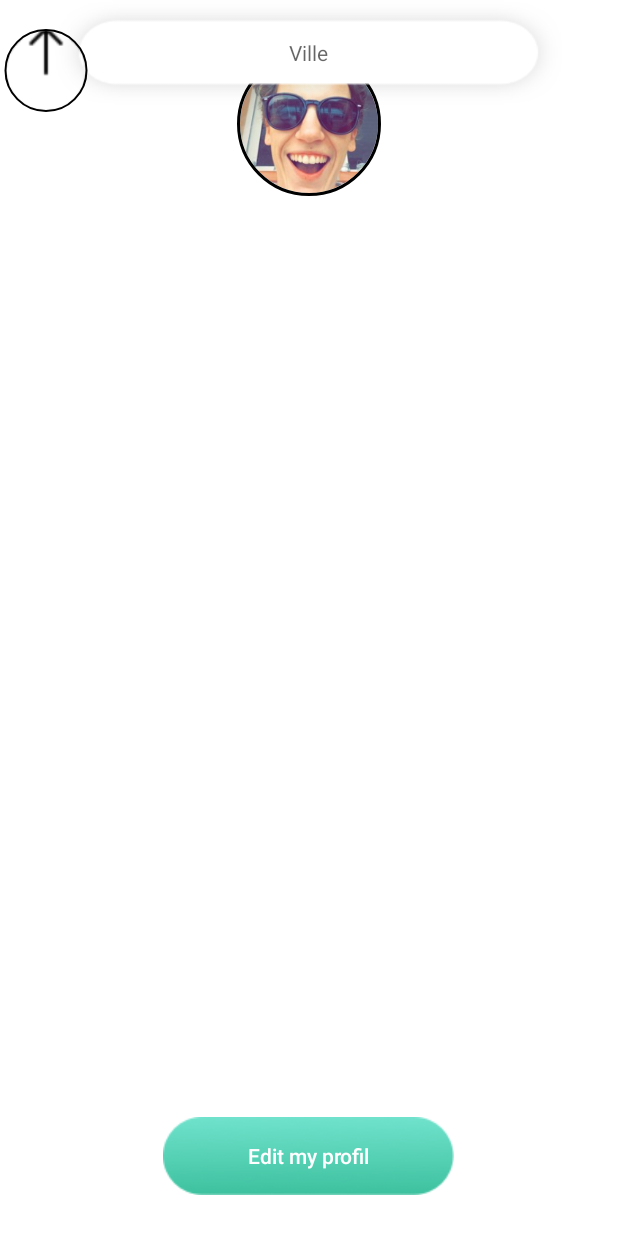
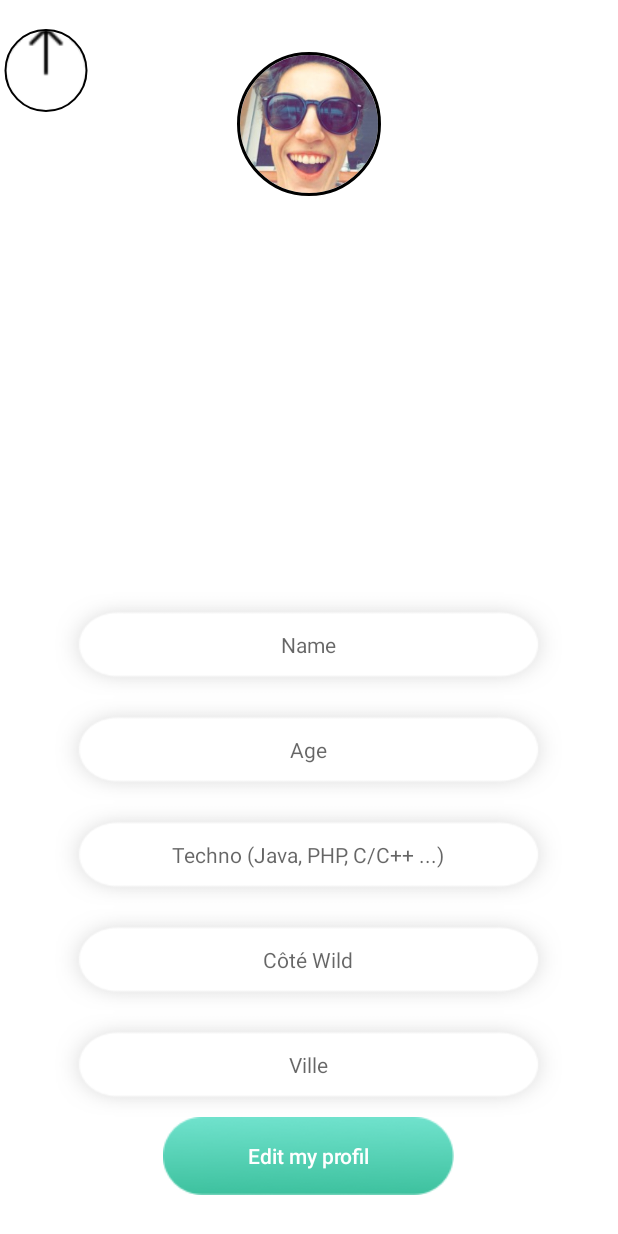
Before and after one commit to Mathieurgrd/MeetUs, an Android app: the ProfilWelcome screen opened directly, with no data from a screen before it, after a tap on "NEXT", on a phone screen of 412 x 824 dp. Run offline under Robolectric (Android 15) with nearby library versions, the phone set to English and light mode, and no system bars; our stand-ins replace CircleImageView, Firebase (no records; nobody signed in at launch, a user with empty details on screens opened directly).

Commit message:
UserProfil nearly done

```diff
--- a/app/src/main/java/com/example/mathieu/meetus/MyProfilFragment.java
+++ b/app/src/main/java/com/example/mathieu/meetus/MyProfilFragment.java
@@ -53,10 +53,11 @@
         final TextView pVille = (TextView) v.findViewById(R.id.editTextVille);
         final TextView pWild = (TextView) v.findViewById(R.id.editTextWild);
 
+        FirebaseUser user = FirebaseAuth.getInstance().getCurrentUser();
+        String userId = user.getUid();
         DatabaseReference database = FirebaseDatabase.getInstance().getReference();
-        mRef = database.child("Info");
-        FirebaseUser user = FirebaseAuth.getInstance().getCurrentUser();
-        String uId = user.getUid();
+        mRef = database.child(userId);
+
 
 
 
--- a/app/src/main/java/com/example/mathieu/meetus/ProfilWelcome.java
+++ b/app/src/main/java/com/example/mathieu/meetus/ProfilWelcome.java
@@ -31,10 +31,11 @@
         final TextView userName = (TextView) findViewById(R.id.UserName);
         ImageView photoProfil = (ImageView) findViewById(R.id.ivPhotoProfil);
 
+        FirebaseUser user = FirebaseAuth.getInstance().getCurrentUser();
+        String userId = user.getUid();
         DatabaseReference database = FirebaseDatabase.getInstance().getReference();
-        mRef = database.child("Info");
+        mRef = database.child(userId);
 
-        FirebaseUser user = FirebaseAuth.getInstance().getCurrentUser();
 
         String uId = user.getUid();
 
--- a/app/src/main/res/layout/activity_create_profil.xml
+++ b/app/src/main/res/layout/activity_create_profil.xml
@@ -36,7 +36,7 @@
         android:layout_height="70dp"
         android:inputType="number"
         android:background="@drawable/text_d"
-        android:hint="Age"
+        android:hint="@string/age"
         android:ems="10"
         android:id="@+id/editTextAge"
         android:gravity="center_vertical|center"
--- a/app/src/main/res/layout/fragment_screen_slide_page.xml
+++ b/app/src/main/res/layout/fragment_screen_slide_page.xml
@@ -56,15 +56,14 @@
             android:id="@+id/editTextVille"
             android:layout_width="wrap_content"
             android:layout_height="70dp"
-            android:layout_above="@+id/buttonProfil"
-            android:layout_alignLeft="@+id/editTextWild"
-            android:layout_alignStart="@+id/editTextWild"
-            android:layout_marginBottom="15dp"
             android:background="@drawable/text_d"
             android:ems="10"
             android:gravity="center_vertical|center"
             android:hint="Ville"
-            android:inputType="textPersonName" />
+            android:inputType="textPersonName"
+            android:layout_above="@+id/buttonEditProfil"
+            android:layout_alignLeft="@+id/editTextTechno"
+            android:layout_alignStart="@+id/editTextTechno" />
 
         <TextView
             android:id="@+id/editTextWild"
--- a/app/src/main/res/values/strings.xml
+++ b/app/src/main/res/values/strings.xml
@@ -197,5 +197,6 @@
     <string name="nxt_string_wlcome">Next</string>
     <string name="validateyouremail">VALIDATE YOUR EMAIL BEFORE LOGIN !</string>
     <string name="toastcheckyourmail">Check your mailbox to login ;)</string>
+    <string name="age">Age</string>
 
 </resources>
```
Also changed, not shown: app/src/main/java/com/example/mathieu/meetus/CreateProfilActivity.java (+56 -8 lines), app/src/main/java/com/example/mathieu/meetus/ProfilModel.java (+13 -1 lines), 8 other files.
